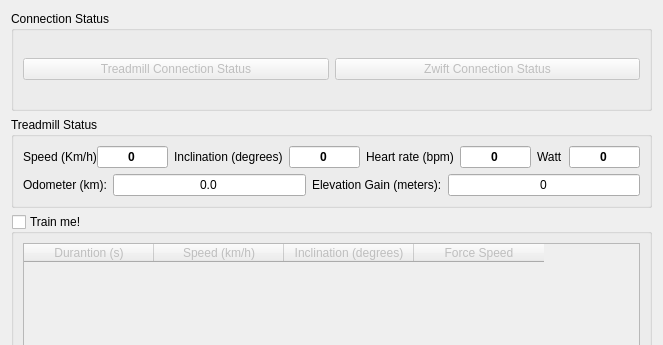
First picture: the form in src/mainwindow.ui, repository cagnulein/qdomyos-zwift, before the edit; both pictures show x 0 to 663 and y 0 to 345 of the 663 by 509 pixel window.
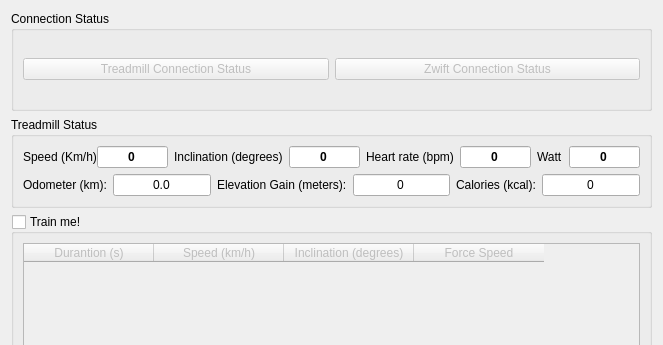
Second picture: the form after the edit. Icons and pictures are not drawn.

```diff
--- a/src/mainwindow.ui
+++ b/src/mainwindow.ui
@@ -378,6 +378,26 @@
             </property>
            </widget>
           </item>
+          <item>
+           <widget class="QLabel" name="label_12">
+            <property name="text">
+             <string>Calories (kcal):</string>
+            </property>
+           </widget>
+          </item>
+          <item>
+           <widget class="QLineEdit" name="calories">
+            <property name="text">
+             <string>0</string>
+            </property>
+            <property name="alignment">
+             <set>Qt::AlignCenter</set>
+            </property>
+            <property name="readOnly">
+             <bool>true</bool>
+            </property>
+           </widget>
+          </item>
          </layout>
         </item>
        </layout>
```
